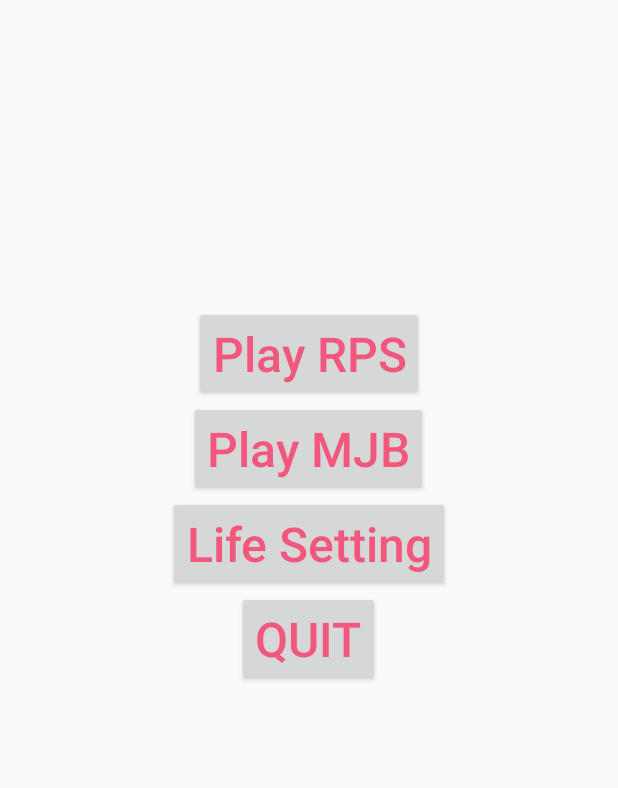
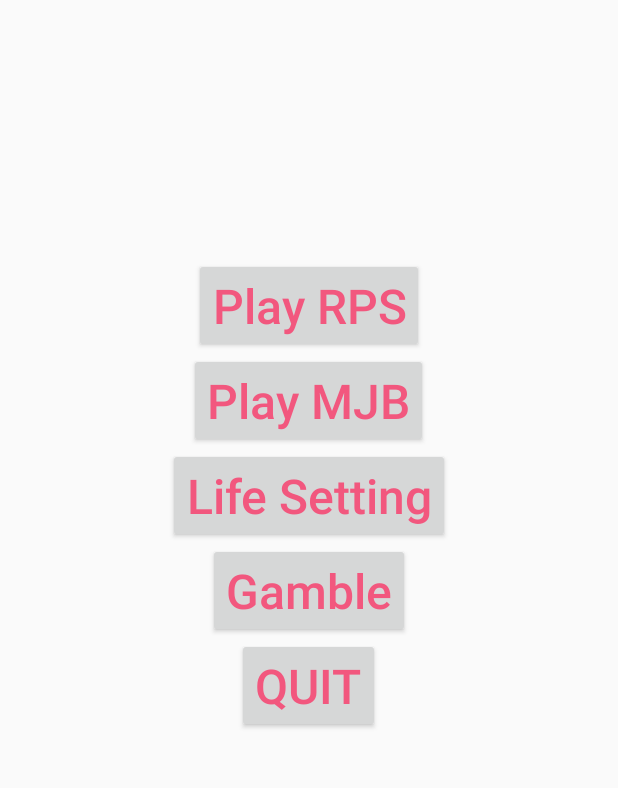
Before and after one commit to gunhee8178/digimonchin9dle, an Android app: the screen it shows after launch (MainActivity), on a phone screen of 412 x 824 dp, the part 122-910 px from its top. Run offline under Robolectric (Android 15) with nearby library versions, the phone set to English and light mode, and no system bars.

Commit message:
Add gamble Button

```diff
--- a/RockPaperScissors/app/src/main/AndroidManifest.xml
+++ b/RockPaperScissors/app/src/main/AndroidManifest.xml
@@ -17,6 +17,7 @@
         </activity>
         <activity android:name=".PlayMJB" />
         <activity android:name=".GameFragment" />
+        <activity android:name=".gamble"></activity>
     </application>
 
 </manifest>
--- a/RockPaperScissors/app/src/main/res/layout/activity_main.xml
+++ b/RockPaperScissors/app/src/main/res/layout/activity_main.xml
@@ -48,6 +48,15 @@
             android:text="Life Setting"
             android:textSize="32sp"
             android:onClick="lifeSetting"/>
+        <Button
+            android:id="@+id/gamble"
+            android:layout_width="wrap_content"
+            android:layout_height="wrap_content"
+            android:layout_gravity="center"
+            android:textAllCaps="false"
+            android:text="Gamble"
+            android:textSize="32sp"
+            android:onClick="Gamble"/>
 
         <Button
             android:id="@+id/quit"
```
Also changed, not shown: RockPaperScissors/app/src/main/java/example/com/rockpaperscissors/MainActivity.java (+9 -0 lines), RockPaperScissors/app/src/main/java/example/com/rockpaperscissors/gamble.java (added, +13 -0 lines), RockPaperScissors/app/src/main/res/layout/activity_gamble.xml (added, +13 -0 lines), 3 other files.
